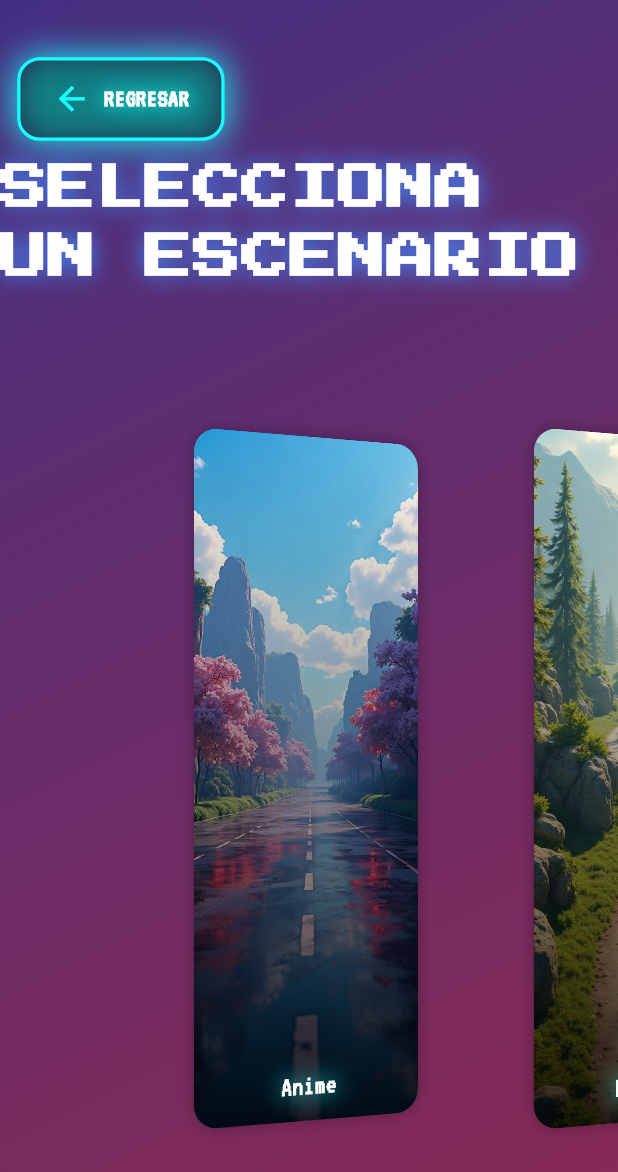
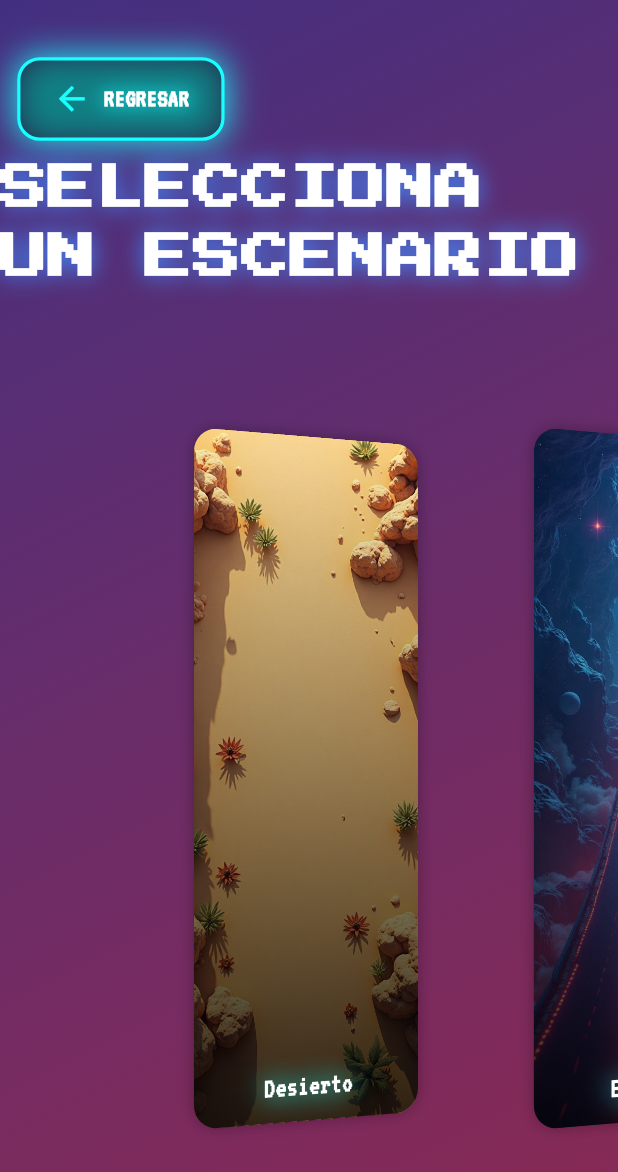
Before and after one commit to mihuezstz/slider_app, a Flutter app: the EscenariosPage screen opened directly with empty values, on a phone screen of 412 x 824 dp. Shown: the top 1172 px of the screen. Run offline on Flutter 3.47's test engine with Material 3 defaults, Android fonts, the light colour scheme and no system bars; our stand-ins replace flutter_dotenv, google_fonts, shared_preferences, supabase_flutter; missing offline and left inert: dart:js; accounts and stored records are empty; network calls fail.

Commit message:
Escenarios

```diff
--- a/lib/widgets/escenarios_page.dart
+++ b/lib/widgets/escenarios_page.dart
@@ -23,18 +23,6 @@ class _EscenariosPageState extends State<EscenariosPage>
     with SingleTickerProviderStateMixin {
   final List<Map<String, String>> escenarios = const [
     {
-      'name': 'Anime',
-      'image': 'assets/escenarios/anime_Background.jpg',
-    },
-    {
-      'name': 'Bosque',
-      'image': 'assets/escenarios/bosque_Background.jpg',
-    },
-    {
-      'name': 'Ciudad Cartoon',
-      'image': 'assets/escenarios/cartoon_Background.jpg',
-    },
-    {
       'name': 'Desierto',
       'image': 'assets/escenarios/desierto_Background.jpg',
     },
@@ -43,16 +31,12 @@ class _EscenariosPageState extends State<EscenariosPage>
       'image': 'assets/escenarios/espacio_Background.jpg',
     },
     {
-      'name': 'Futurista',
-      'image': 'assets/escenarios/futurista_Background.jpg',
+      'name': 'Playa',
+      'image': 'assets/escenarios/mar_Background.jpg',
     },
     {
-      'name': 'Pixel Art',
-      'image': 'assets/escenarios/pixelArt_Background.jpg',
-    },
-    {
-      'name': 'Snow',
-      'image': 'assets/escenarios/snow_Background.png',
+      'name': 'Nevado',
+      'image': 'assets/escenarios/nevado_Background.jpg',
     },
   ];
 
```
Also changed, not shown: assets/escenarios/desierto_Background.jpg, assets/escenarios/mar_Background.jpg (added), assets/escenarios/nevado_Background.jpg (added).
